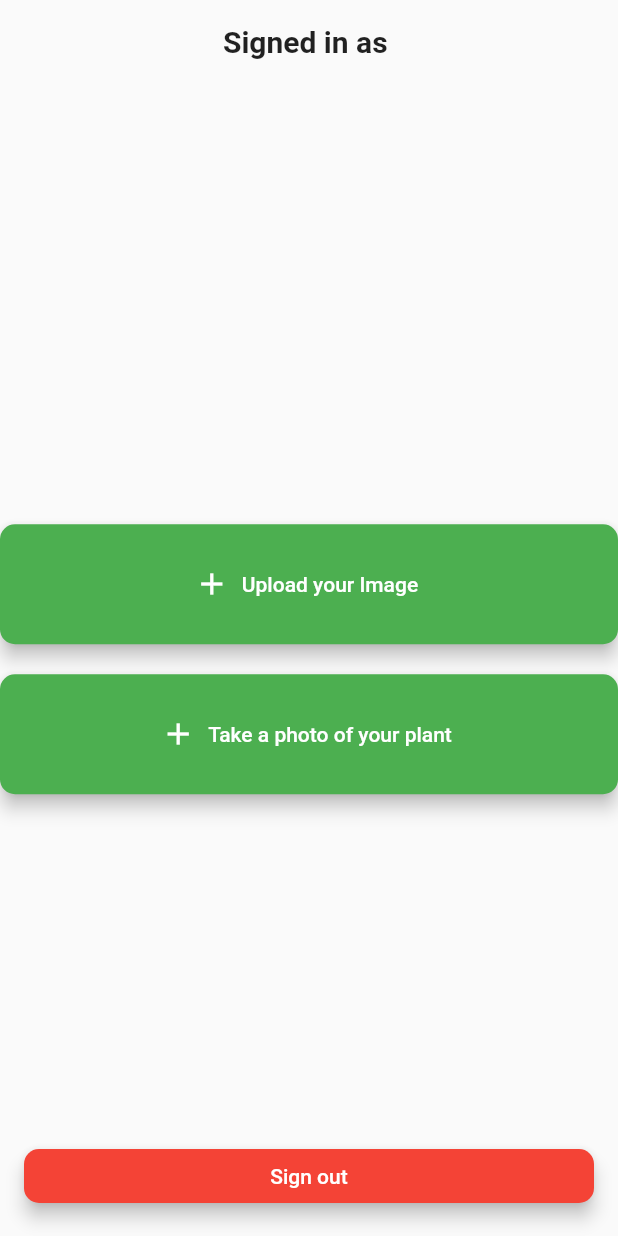
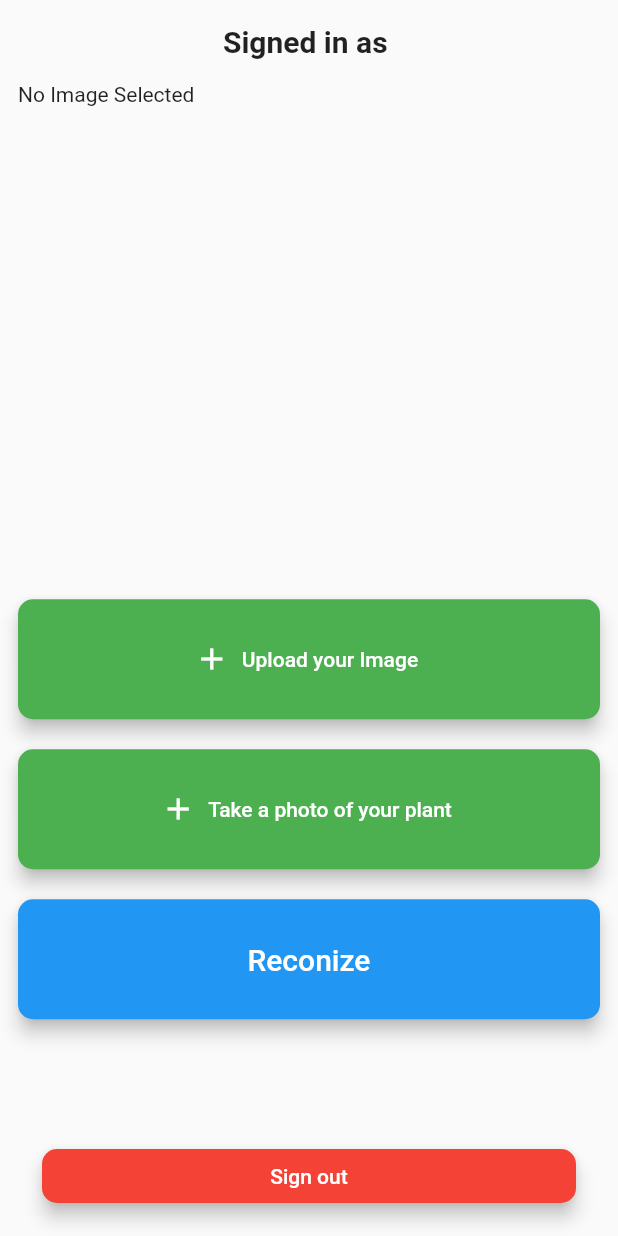
Before and after one commit to MSPR-Plant/A-rosa-je, a Flutter app: the HomePage screen opened directly, after a tap on "Take a photo of your plant", on a phone screen of 412 x 824 dp. Run offline on Flutter 3.47's test engine with Material 2 defaults, Android fonts, the phone set to English and light mode, and no system bars; our stand-ins replace cloud_firestore, file_picker, firebase_auth, firebase_core, font_awesome_flutter, google_maps_flutter and 1 more; accounts and stored records are empty; network calls fail.

Commit message:
Adding file_picker feature + errors with image_picker

```diff
--- a/lib/auth/main_page.dart
+++ b/lib/auth/main_page.dart
@@ -16,7 +16,7 @@ class MainPage extends StatelessWidget {
         stream: FirebaseAuth.instance.authStateChanges(),
         builder: (context, snapshot){
           if (snapshot.hasData) {
-            return MapPage();
+            return HomePage();
           } else {
             return AuthPage();
           }
--- a/lib/pages/home_page.dart
+++ b/lib/pages/home_page.dart
@@ -1,6 +1,12 @@
+import 'dart:io';
+
+import 'package:file_picker/file_picker.dart';
 import 'package:firebase_auth/firebase_auth.dart';
 import 'package:flutter/material.dart';
 import 'package:flutter/foundation.dart';
+import 'package:flutter/services.dart';
+import 'package:image_picker/image_picker.dart';
+import 'package:http/http.dart' as http;
 
 class HomePage extends StatefulWidget {
   const HomePage({Key? key}) : super(key: key);
@@ -11,11 +17,109 @@ class HomePage extends StatefulWidget {
 
 class _HomePageState extends State<HomePage> {
   final user = FirebaseAuth.instance.currentUser!;
+  FilePickerResult? result;
+  String? _fileName;
+  PlatformFile? pickedfile;
+  bool isLoadding = false;
+  File? fileToDisplay;
+
+  //Les files pour la caméra
+  File? image;
+
+
+  // TODO: Ajoutez les droits de gallery
+  Future pickImage() async{
+    try{
+      //Appel l'image_picker, pick and image et appel la source
+      final image = await ImagePicker().pickImage(source: ImageSource.gallery);
+
+      //Si il a réussi a sellectionner une image
+      if(image == null) return;
+
+      final imageTemp = File(image.path);
+
+      setState(() {
+        this.image = imageTemp;
+      });
+    } on PlatformException catch (e){
+      print(e);
+    }
+  }
+
+
+  // TODO: Ajoutez les droits de camera
+  Future pickCamera() async{
+    try{
+      //Appel l'image_picker, pick and image et appel la source
+      final image = await ImagePicker().pickImage(source: ImageSource.camera);
+
+      //Si il a réussi a sellectionner une image
+      if(image == null) return;
+
+      final imageTemp = File(image.path);
+
+      setState(() {
+        this.image = imageTemp;
+      });
+    } on PlatformException catch (e){
+      print(e);
+    }
+  }
+
+  void pickFile() async{
+    try{
+      setState(() {
+        isLoadding = true;
+      });
+
+      //Resultat du FilePicker
+      result = await FilePicker.platform.pickFiles(
+        //Type de File en any donc n'importe quelle type
+        type: FileType.any,
+        //On autorise pas les multiples files
+        allowMultiple: false,
+      );
+
+      if(result != null){
+        _fileName = result!.files.first.name;
+        pickedfile = result!.files.first;
+        fileToDisplay = File(pickedfile!.path.toString());
+
+        print("File name $_fileName");
+      }
+
+
+      setState(() {
+        isLoadding = false;
+      });
+    }catch (e) {
+      print(e);
+    }
+  }
+
+  //Tensor flow
+  void sendImageToPython(File imageFile) async {
+  final url = Uri.parse('https://loginplant.firebaseapp.com/ia.py');
+  final request = http.MultipartRequest('POST', url);
+  final bytes = await imageFile.readAsBytes();
+  final multipartFile = http.MultipartFile.fromBytes('image', bytes,
+      filename: imageFile.path.split('/').last);
+  request.files.add(multipartFile);
+  final response = await request.send();
+  if (response.statusCode == 200) {
+    final responseString = await response.stream.bytesToString();
+    print(responseString);
+  } else {
+    // Handle error
+  }
+}
 
   @override
   Widget build(BuildContext context) {
     return Scaffold(
-      body: SafeArea(
+      body: Padding(
+        padding: const EdgeInsets.symmetric(horizontal: 12.0),
+        child: SafeArea(
           child: Column(
             crossAxisAlignment: CrossAxisAlignment.center,
             children: [
@@ -37,12 +141,14 @@ class _HomePageState extends State<HomePage> {
                       child: Column(
                         mainAxisAlignment: MainAxisAlignment.center,
                         children: [
+                          SizedBox(height: 200,),
                           SizedBox(
                             height: 80,
                             width: double.infinity,
                             child: ElevatedButton.icon(
                               onPressed: () {
                                 // TODO: Ajouter la fonctionalité d'ajout d'image
+                                pickCamera();
                               },
                               icon: Icon(Icons.add),
                               label: Text('Upload your Image'),
@@ -64,6 +170,8 @@ class _HomePageState extends State<HomePage> {
                               child: ElevatedButton.icon(
                                 onPressed: () {
                                   // TODO: Ajouter la fonctionalité de prise de photo
+                                  pickFile();
+
                                 },
                                 icon: Icon(Icons.add),
                                 label: Text('Take a photo of your plant'),
@@ -76,9 +184,40 @@ class _HomePageState extends State<HomePage> {
                                 ),
                               ),
                             ),
+                            SizedBox(height: 20),
+
+                            SizedBox(
+                              height: 80,
+                              width: double.infinity,
+                              child: ElevatedButton(
+                                onPressed: () {
+                                  // TODO: Ajouter la fonctionalité de prise de photo
+
+                                  sendImageToPython(fileToDisplay!);
+                                },
+                                style: ElevatedButton.styleFrom(
+                                  primary: Colors.blue,
+                                  elevation: 5,
+                                  shape: RoundedRectangleBorder(
+                                    borderRadius: BorderRadius.circular(10),
+                                  ),
+                                ), child: Text("Reconize",
+                                style: TextStyle(fontSize: 20,)),
+                              ),
+                            ),
                         ],
                       ),
                     ),
+
+                    if(pickedfile !=null)
+                      SizedBox(
+                        height: 300,
+                        width: 300,
+                        child: Image.file(fileToDisplay!),
+
+
+                      )else(Text("No Image Selected")),
+                      // image != null ? Image.file(image!): const Text("No Image selected"),
                     Positioned(
                       bottom: 16,
                       left: 16,
@@ -106,6 +245,7 @@ class _HomePageState extends State<HomePage> {
             ],
           ),
         ),
+      ),
     );
   }
 }
--- a/pubspec.yaml
+++ b/pubspec.yaml
@@ -51,6 +51,12 @@ dependencies:
   #Google maps
   google_maps_flutter: ^2.2.5
 
+  #File picker
+  file_picker: ^5.2.5
+
+  #Image Picker
+  image_picker: ^0.8.6+4
+
 dev_dependencies:
   flutter_test:
     sdk: flutter
```
Also changed, not shown: pubspec.lock. Lines whose indentation alone changed are shown as unchanged.
